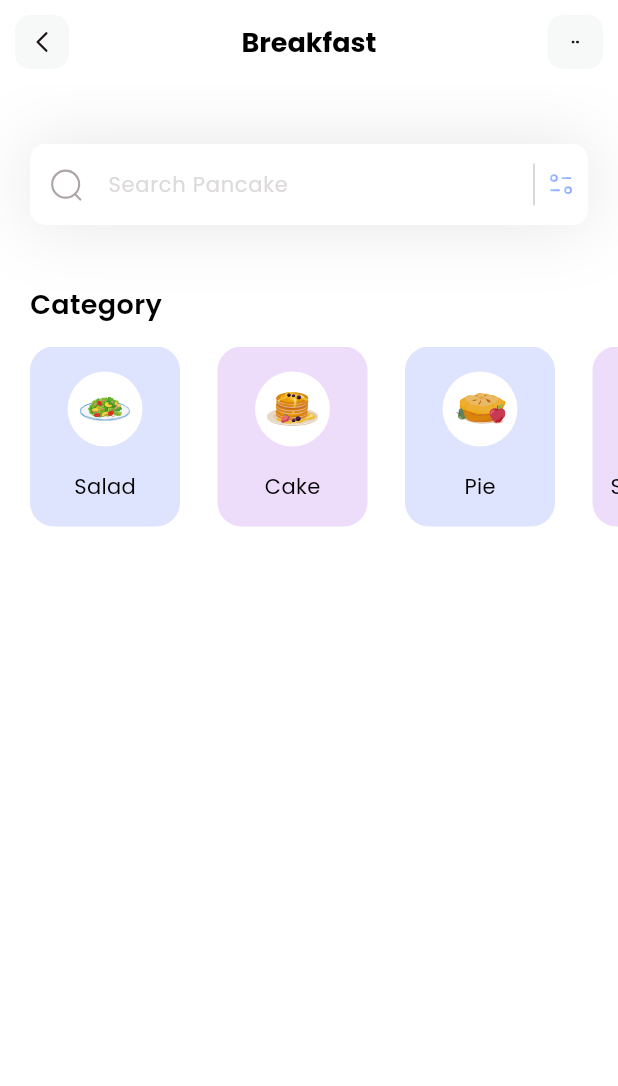
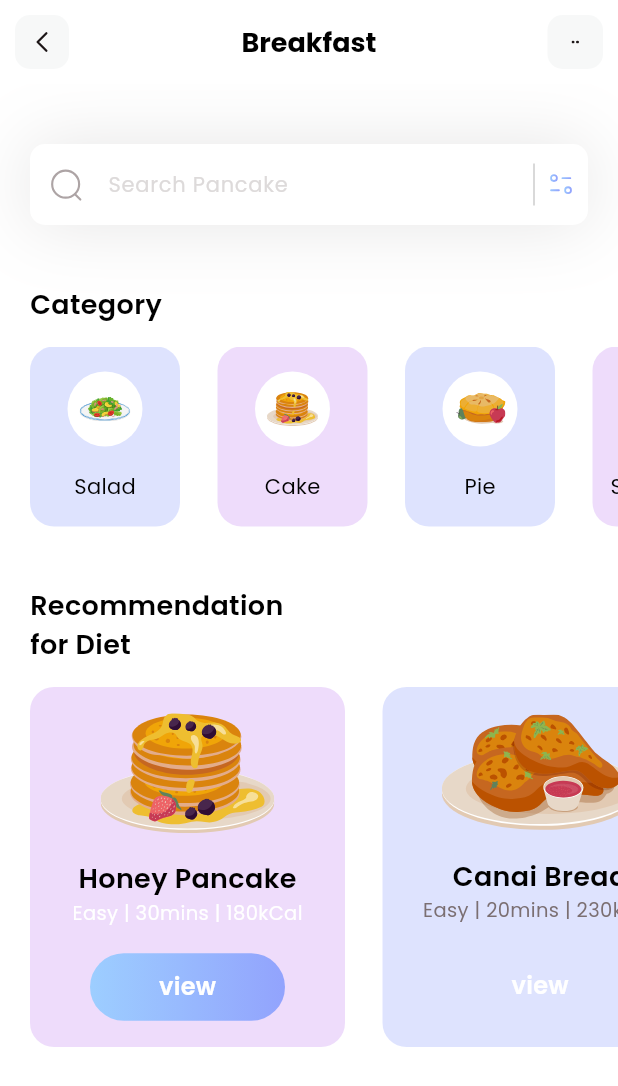
Before and after one commit to RonydaEssam/fitness, a Flutter app: the screen it shows after launch, on a phone screen of 412 x 824 dp. Shown: the top 1086 px of the screen. Run offline on Flutter 3.47's test engine with Material 3 defaults, Android fonts, the phone set to English and light mode, and no system bars; our stand-ins replace flutter_svg.

Commit message:
add diet Section

```diff
--- /dev/null
+++ b/lib/models/diet_model.dart
@@ -0,0 +1,75 @@
+import 'dart:ui';
+
+class DietModel {
+  String name;
+  String iconPath;
+  String level;
+  String duration;
+  String calories;
+  Color boxColor;
+  bool viewIsSelected;
+
+  DietModel({
+    required this.name,
+    required this.iconPath,
+    required this.level,
+    required this.duration,
+    required this.calories,
+    required this.boxColor,
+    required this.viewIsSelected,
+  });
+
+  static List<DietModel> getDiets() {
+    List<DietModel> diets = [];
+
+    diets.add(
+      DietModel(
+        name: 'Honey Pancake',
+        iconPath: 'assets/icons/honey-pancakes.svg',
+        level: 'Easy',
+        duration: '30mins',
+        calories: '180kCal',
+        boxColor: Color(0xffC58BF2),
+        viewIsSelected: true,
+      ),
+    );
+
+    diets.add(
+      DietModel(
+        name: 'Canai Bread',
+        iconPath: 'assets/icons/canai-bread.svg',
+        level: 'Easy',
+        duration: '20mins',
+        calories: '230kCal',
+        boxColor: Color(0xff92A3FD),
+        viewIsSelected: false,
+      ),
+    );
+
+    diets.add(
+      DietModel(
+        name: 'Blueberry Pancake',
+        iconPath: 'assets/icons/blueberry-pancake.svg',
+        level: 'Easy',
+        duration: '30mins',
+        calories: '190kCal',
+        boxColor: Color(0xffC58BF2),
+        viewIsSelected: false,
+      ),
+    );
+
+    diets.add(
+      DietModel(
+        name: 'Salmon Nigiri',
+        iconPath: 'assets/icons/salmon-nigiri.svg',
+        level: 'Medium',
+        duration: '30mins',
+        calories: '210kCal',
+        boxColor: Color(0xff92A3FD),
+        viewIsSelected: false,
+      ),
+    );
+
+    return diets;
+  }
+}
--- a/lib/pages/home.dart
+++ b/lib/pages/home.dart
@@ -1,4 +1,5 @@
 import 'package:fitness/models/category_model.dart';
+import 'package:fitness/models/diet_model.dart';
 import 'package:flutter/material.dart';
 import 'package:flutter_svg/flutter_svg.dart';
 
@@ -11,20 +12,16 @@ class HomePage extends StatefulWidget {
 
 class _HomePageState extends State<HomePage> {
   List<CategoryModel> categories = [];
+  List<DietModel> diets = [];
 
-  void _getCategories() {
+  void _getInitialInfo() {
     categories = CategoryModel.getCategories();
-  }
-
-  @override
-  void initState() {
-    super.initState();
-    _getCategories();
+    diets = DietModel.getDiets();
   }
 
   @override
   Widget build(BuildContext context) {
-    _getCategories();
+    _getInitialInfo();
     return Scaffold(
       appBar: appBar(),
       backgroundColor: Colors.white,
@@ -33,7 +30,109 @@ class _HomePageState extends State<HomePage> {
         children: [
           _searchField(),
           SizedBox(height: 40),
+          _categoriesSection(),
+          SizedBox(height: 40),
+          _dietSection(),
+        ],
+      ),
+    );
+  }
+
+  Column _dietSection() {
+    return Column(
+      crossAxisAlignment: CrossAxisAlignment.start,
+      children: [
+        Padding(
+          padding: const EdgeInsets.only(left: 20),
+          child: Text(
+            'Recommendation\nfor Diet',
+            style: TextStyle(
+              color: Colors.black,
+              fontSize: 18,
+              fontWeight: FontWeight.w600,
+            ),
+          ),
+        ),
+        SizedBox(height: 15),
+        Container(
+          height: 240,
+          child: ListView.separated(
+            itemCount: diets.length,
+            separatorBuilder: (context, index) => SizedBox(width: 25),
+            scrollDirection: Axis.horizontal,
+            padding: EdgeInsets.only(left: 20, right: 20),
+            itemBuilder: (context, index) {
+              return Container(
+                width: 210,
+                decoration: BoxDecoration(
+                  color: diets[index].boxColor.withValues(alpha: 0.3),
+                  borderRadius: BorderRadius.circular(16),
+                ),
+                child: Column(
+                  mainAxisAlignment: MainAxisAlignment.spaceEvenly,
+                  children: [
+                    SvgPicture.asset(diets[index].iconPath),
                     Column(
+                      children: [
+                        Text(
+                          diets[index].name,
+                          style: TextStyle(
+                            fontWeight: FontWeight.w600,
+                            color: Colors.black,
+                            fontSize: 18,
+                          ),
+                        ),
+                        Text(
+                          '${diets[index].level} | ${diets[index].duration} | ${diets[index].calories}',
+                          style: TextStyle(
+                            color: diets[index].viewIsSelected
+                                ? Colors.white
+                                : Color(0xff7B6F72),
+                            fontSize: 13,
+                            fontWeight: FontWeight.w400,
+                          ),
+                        ),
+                      ],
+                    ),
+                    Container(
+                      height: 45,
+                      width: 130,
+                      decoration: BoxDecoration(
+                        gradient: LinearGradient(
+                          colors: [
+                            diets[index].viewIsSelected
+                                ? Color(0xff9DCEFF)
+                                : Colors.transparent,
+                            diets[index].viewIsSelected
+                                ? Color(0xff92A3FD)
+                                : Colors.transparent,
+                          ],
+                        ),
+                        borderRadius: BorderRadius.circular(50),
+                      ),
+                      child: Center(
+                        child: Text(
+                          'view',
+                          style: TextStyle(
+                            color: Colors.white,
+                            fontWeight: FontWeight.w600,
+                            fontSize: 16,
+                          ),
+                        ),
+                      ),
+                    ),
+                  ],
+                ),
+              );
+            },
+          ),
+        ),
+      ],
+    );
+  }
+
+  Column _categoriesSection() {
+    return Column(
       crossAxisAlignment: CrossAxisAlignment.start,
       children: [
         Padding(
@@ -59,9 +158,7 @@ class _HomePageState extends State<HomePage> {
               return Container(
                 width: 100,
                 decoration: BoxDecoration(
-                        color: categories[index].boxColor.withValues(
-                          alpha: 0.3,
-                        ),
+                  color: categories[index].boxColor.withValues(alpha: 0.3),
                   borderRadius: BorderRadius.circular(16),
                 ),
                 child: Column(
@@ -76,9 +173,7 @@ class _HomePageState extends State<HomePage> {
                       ),
                       child: Padding(
                         padding: const EdgeInsets.all(8.0),
-                              child: SvgPicture.asset(
-                                categories[index].iconPath,
-                              ),
+                        child: SvgPicture.asset(categories[index].iconPath),
                       ),
                     ),
                     Text(
@@ -96,9 +191,6 @@ class _HomePageState extends State<HomePage> {
           ),
         ),
       ],
-          ),
-        ],
-      ),
     );
   }
 
```
Also changed, not shown: assets/icons/blueberry-pancake.svg (added), assets/icons/canai-bread.svg (added), assets/icons/honey-pancakes.svg (added), assets/icons/salmon-nigiri.svg (added). Lines whose indentation alone changed are shown as unchanged.
